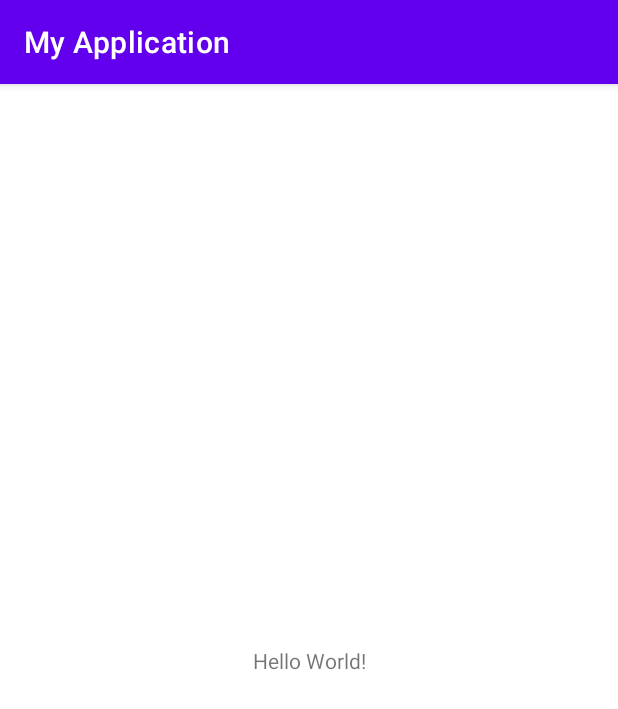
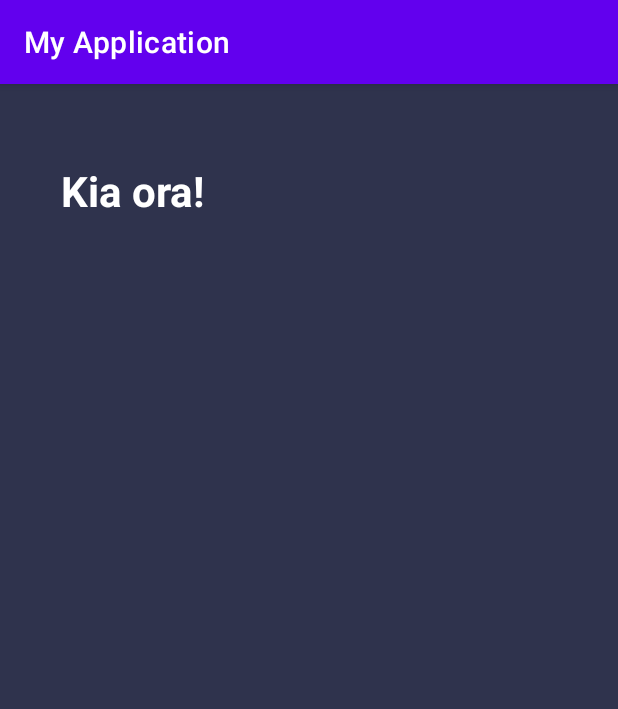
Before and after one commit to ashi725/flight-ticket-android-app, an Android app: the screen it shows after launch (MainActivity), on a phone screen of 412 x 824 dp. Shown: the top 709 px of the screen. Run offline under Robolectric (Android 15) with nearby library versions, the phone set to English and light mode, and no system bars.

Commit message:
Added "Kia ora!" greeting to main activity

```diff
--- a/app/src/main/res/layout/main_activity.xml
+++ b/app/src/main/res/layout/main_activity.xml
@@ -4,15 +4,21 @@
     xmlns:tools="http://schemas.android.com/tools"
     android:layout_width="match_parent"
     android:layout_height="match_parent"
+    android:background="#2F334D"
     tools:context=".controllers.MainActivity">
 
     <TextView
         android:layout_width="wrap_content"
         android:layout_height="wrap_content"
-        android:text="Hello World!"
+        android:text="@string/greeting"
+        android:textColor="#ffffff"
+        android:textSize="28sp"
+        android:textStyle="bold"
         app:layout_constraintBottom_toBottomOf="parent"
         app:layout_constraintEnd_toEndOf="parent"
+        app:layout_constraintHorizontal_bias="0.128"
         app:layout_constraintStart_toStartOf="parent"
-        app:layout_constraintTop_toTopOf="parent" />
+        app:layout_constraintTop_toTopOf="parent"
+        app:layout_constraintVertical_bias="0.071" />
 
 </androidx.constraintlayout.widget.ConstraintLayout>
--- a/app/src/main/res/values/strings.xml
+++ b/app/src/main/res/values/strings.xml
@@ -1,3 +1,4 @@
 <resources>
     <string name="app_name">My Application</string>
+    <string name="greeting">Kia ora!</string>
 </resources>
```
